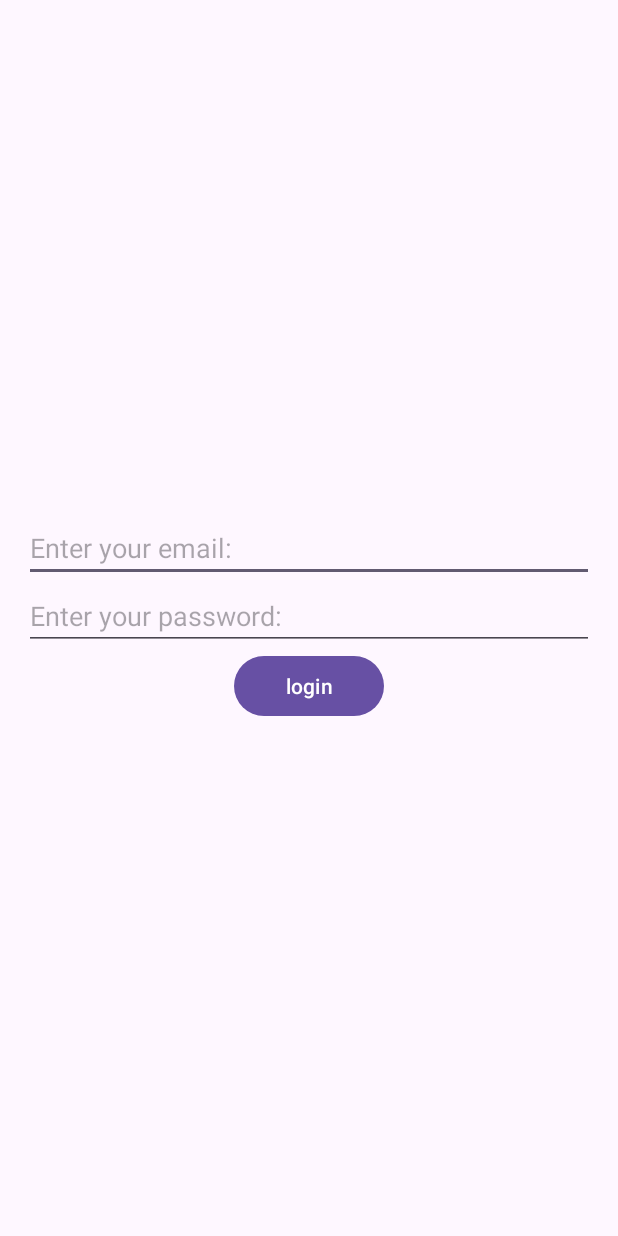
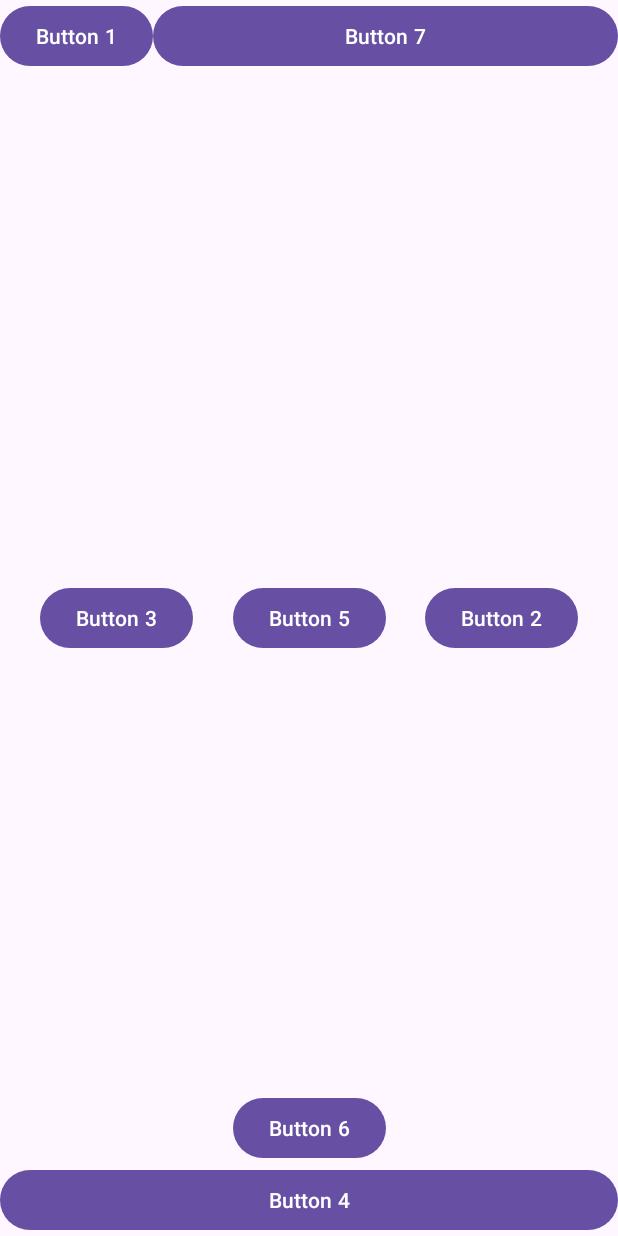
Before and after one commit to clement-chn/KotlinApp, an Android app: the layout activity_main.xml on its own in the app's theme, with its tools: preview values and no code run, on a phone screen of 412 x 824 dp. Run offline under Robolectric (Android 15) with nearby library versions, the phone set to English and light mode, and no system bars.

Commit message:
layout de boutons avec chains

```diff
--- a/app/src/main/res/layout/activity_main.xml
+++ b/app/src/main/res/layout/activity_main.xml
@@ -1,31 +1,84 @@
 <?xml version="1.0" encoding="utf-8"?>
-<LinearLayout
-    android:id="@+id/main"
-    xmlns:android="http://schemas.android.com/apk/res/android"
+<androidx.constraintlayout.widget.ConstraintLayout xmlns:android="http://schemas.android.com/apk/res/android"
+    xmlns:app="http://schemas.android.com/apk/res-auto"
+    xmlns:tools="http://schemas.android.com/tools"
     android:layout_width="match_parent"
     android:layout_height="match_parent"
-    android:orientation="vertical"
-    android:paddingHorizontal="16.dp"
-    android:gravity="center">
+    tools:context=".MainActivity">
 
-    <EditText
-        android:id="@+id/emailedit"
+    <Button
+        android:id="@+id/button1"
+        android:layout_width="wrap_content"
+        android:layout_height="wrap_content"
+        android:text="Button 1"
+        app:layout_constraintEnd_toStartOf="@id/button7"
+        app:layout_constraintStart_toStartOf="parent"
+        app:layout_constraintTop_toTopOf="parent" />
+
+    <Button
+        android:id="@+id/button7"
+        android:layout_width="0dp"
+        android:layout_height="wrap_content"
+        android:text="Button 7"
+        app:layout_constraintEnd_toEndOf="parent"
+        app:layout_constraintStart_toEndOf="@id/button1"
+        app:layout_constraintTop_toTopOf="parent" />
+
+    <androidx.constraintlayout.widget.ConstraintLayout
+        android:layout_width="0dp"
+        android:layout_height="wrap_content"
+        app:layout_constraintBottom_toBottomOf="parent"
+        app:layout_constraintTop_toTopOf="parent"
+        app:layout_constraintStart_toStartOf="parent"
+        app:layout_constraintEnd_toEndOf="parent">
+
+        <Button
+            android:id="@+id/button3"
+            android:layout_width="wrap_content"
+            android:layout_height="wrap_content"
+            android:text="Button 3"
+            app:layout_constraintStart_toStartOf="parent"
+            app:layout_constraintTop_toTopOf="parent"
+            app:layout_constraintEnd_toStartOf="@id/button5" />
+
+        <Button
+            android:id="@+id/button5"
+            android:layout_width="wrap_content"
+            android:layout_height="wrap_content"
+            android:text="Button 5"
+            app:layout_constraintStart_toEndOf="@id/button3"
+            app:layout_constraintTop_toTopOf="parent"
+            app:layout_constraintEnd_toStartOf="@id/button2" />
+
+        <Button
+
+            android:id="@+id/button2"
+            android:layout_width="wrap_content"
+            android:layout_height="wrap_content"
+            android:text="Button 2"
+            app:layout_constraintStart_toEndOf="@id/button5"
+            app:layout_constraintTop_toTopOf="parent"
+            app:layout_constraintEnd_toEndOf="parent"
+            app:layout_constraintHorizontal_chainStyle="spread" />
+
+    </androidx.constraintlayout.widget.ConstraintLayout>
+
+    <Button
+        android:id="@+id/button4"
         android:layout_width="match_parent"
         android:layout_height="wrap_content"
-        android:hint="Enter your email:"/>
-
-    <EditText
-        android:id="@+id/textedit"
-        android:layout_width="match_parent"
-        android:layout_height="wrap_content"
-        android:hint="Enter your password:" />
+        android:text="Button 4"
+        app:layout_constraintBottom_toBottomOf="parent"/>
 
     <Button
-        android:id="@+id/send"
-        android:layout_width="100dp"
+        android:id="@+id/button6"
+        android:layout_width="wrap_content"
         android:layout_height="wrap_content"
-        android:text="login"
-        android:layout_gravity="center"
+        android:text="Button 6"
+        app:layout_constraintBottom_toTopOf="@id/button4"
+        app:layout_constraintStart_toStartOf="parent"
+        app:layout_constraintEnd_toEndOf="parent"
         />
 
-</LinearLayout>
+
+</androidx.constraintlayout.widget.ConstraintLayout>
--- a/gradle/libs.versions.toml
+++ b/gradle/libs.versions.toml
@@ -1,25 +1 @@
-[versions]
-agp = "8.6.0"
-kotlin = "1.9.0"
-coreKtx = "1.10.1"
-junit = "4.13.2"
-junitVersion = "1.1.5"
-espressoCore = "3.5.1"
-appcompat = "1.6.1"
-material = "1.10.0"
-activity = "1.8.0"
-constraintlayout = "2.1.4"
-
-[libraries]
-androidx-core-ktx = { group = "androidx.core", name = "core-ktx", version.ref = "coreKtx" }
-junit = { group = "junit", name = "junit", version.ref = "junit" }
-androidx-junit = { group = "androidx.test.ext", name = "junit", version.ref = "junitVersion" }
-androidx-espresso-core = { group = "androidx.test.espresso", name = "espresso-core", version.ref = "espressoCore" }
-androidx-appcompat = { group = "androidx.appcompat", name = "appcompat", version.ref = "appcompat" }
-material = { group = "com.google.android.material", name = "material", version.ref = "material" }
-androidx-activity = { group = "androidx.activity", name = "activity", version.ref = "activity" }
-androidx-constraintlayout = { group = "androidx.constraintlayout", name = "constraintlayout", version.ref = "constraintlayout" }
-
-[plugins]
-android-application = { id = "com.android.application", version.ref = "agp" }
-kotlin-android = { id = "org.jetbrains.kotlin.android", version.ref = "kotlin" }
+l
```
